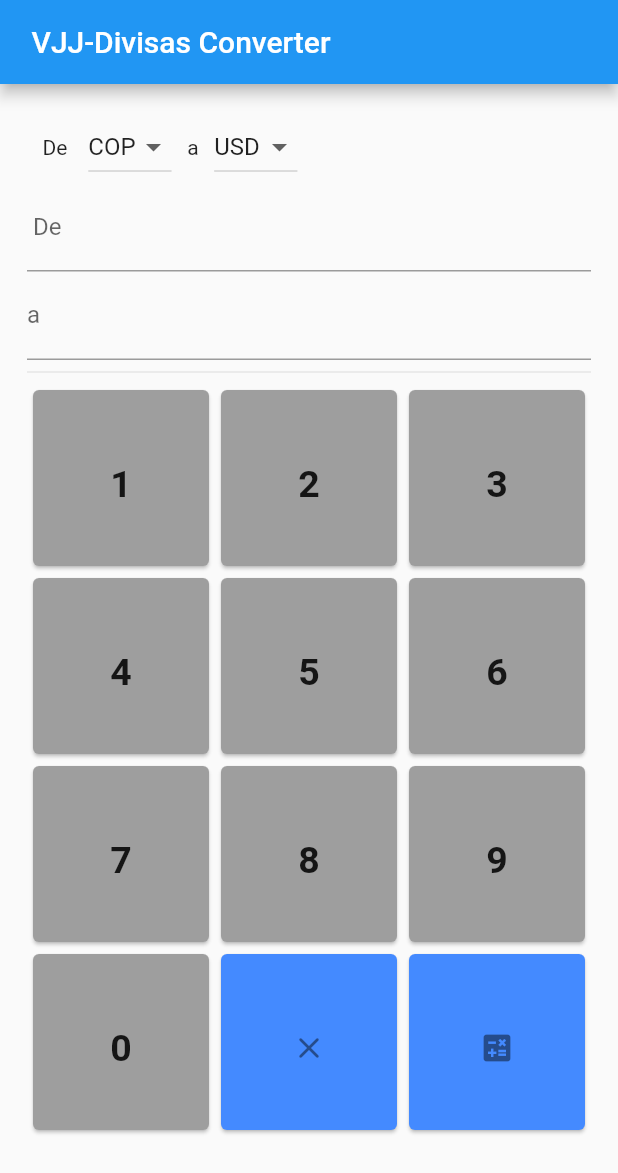
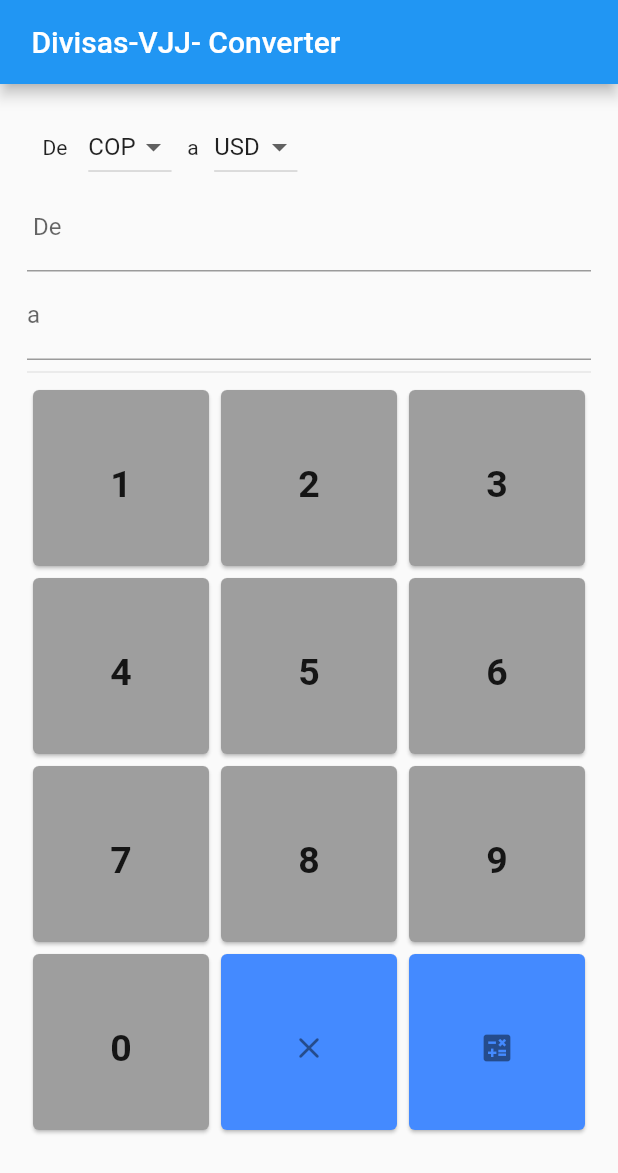
Before and after one commit to ljparras/VJJ-Divisas-Converter-Reto-1-, a Flutter app: the screen it shows after launch, on a phone screen of 412 x 824 dp. Shown: the top 1173 px of the screen. Run offline on Flutter 3.47's test engine with Material 2 defaults, Android fonts, the light colour scheme and no system bars; our stand-ins replace get.

Commit message:
Cambio nombre

```diff
--- a/lib/main.dart
+++ b/lib/main.dart
@@ -12,13 +12,13 @@ class MyApp extends StatelessWidget {
   @override
   Widget build(BuildContext context) {
     return GetMaterialApp(
-      title: 'VJJ DIVISAS',
+      title: 'VJJ DIVISAS SAS',
       theme: ThemeData(
 
         primarySwatch: Colors.blue,
       ),
       home: const MyHomePage(
-        title: ' VJJ-Divisas Converter '),
+        title: ' Divisas-VJJ- Converter '),
       debugShowCheckedModeBanner: false,
     );
   }
```
